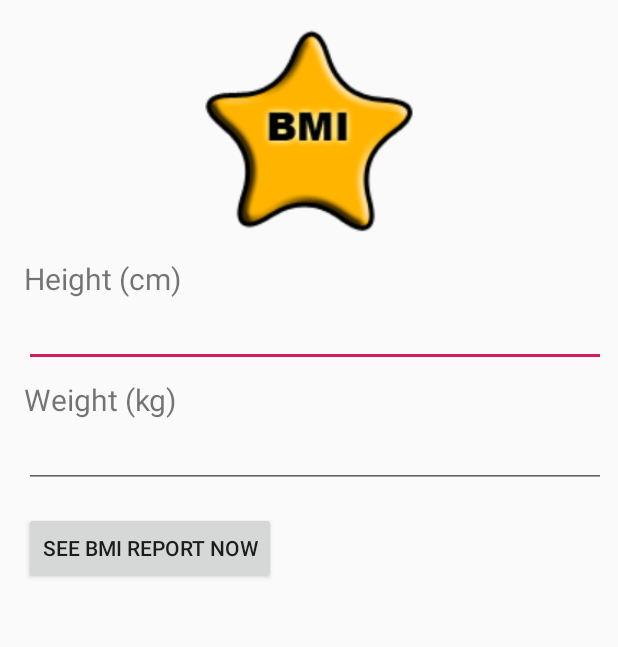
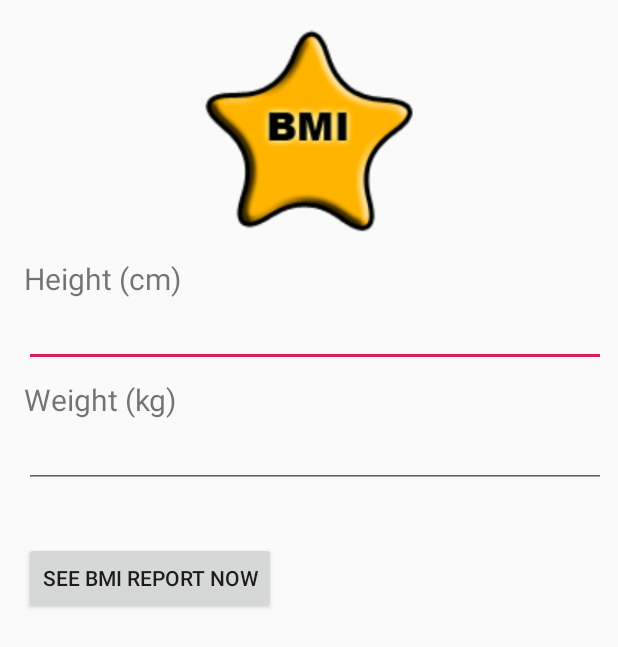
Before and after one commit to Fresh-meat666/Android-BMI, an Android app: the layout activity_main.xml on its own in the app's theme, with its tools: preview values and no code run, on a phone screen of 412 x 824 dp. Shown: the top 647 px of the screen. Run offline under Robolectric (Android 15) with nearby library versions, the phone set to English and light mode, and no system bars.

Commit message:
Made a tiny change

```diff
--- a/app/src/main/res/layout/activity_main.xml
+++ b/app/src/main/res/layout/activity_main.xml
@@ -70,7 +70,7 @@
         android:layout_width="wrap_content"
         android:layout_height="wrap_content"
         android:layout_marginStart="16dp"
-        android:layout_marginTop="16dp"
+        android:layout_marginTop="36dp"
         android:text="@string/bmi_btn"
         app:layout_constraintStart_toStartOf="parent"
         app:layout_constraintTop_toBottomOf="@+id/weightET" />
```
